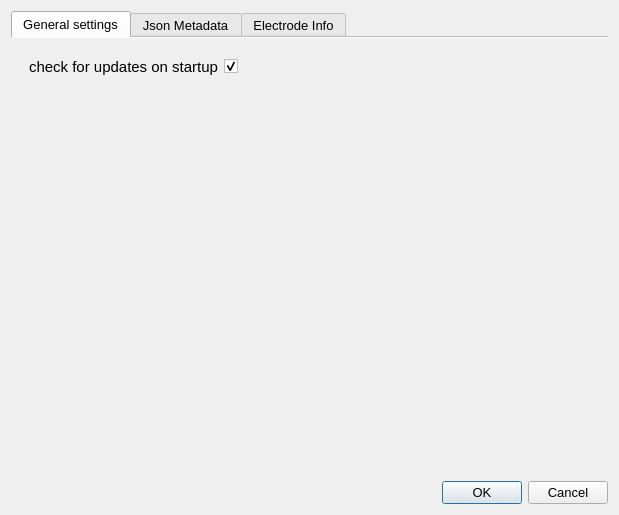
Before: the Qt Designer form widgets/settings_panel.ui in greydongilmore/data2bids, drawn with Qt 5.
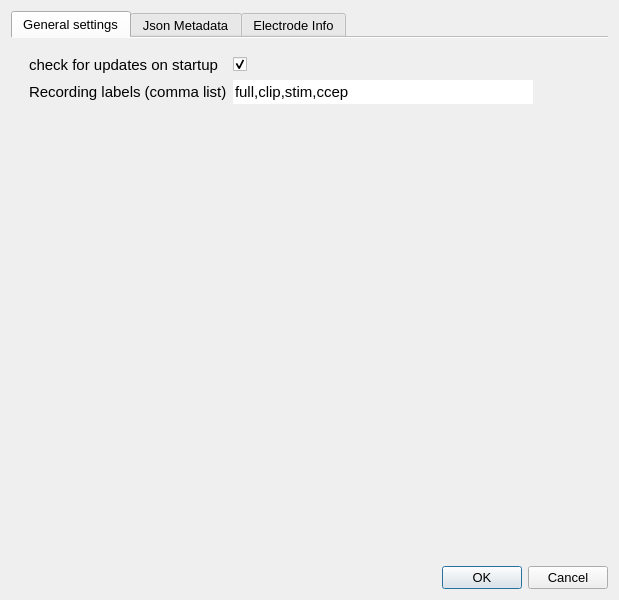
After: the same form once the commit is applied. The open tabs and pages were chosen to show the change.

```diff
--- a/widgets/settings_panel.ui
+++ b/widgets/settings_panel.ui
@@ -7,14 +7,20 @@
     <x>0</x>
     <y>0</y>
     <width>619</width>
-    <height>515</height>
+    <height>600</height>
    </rect>
   </property>
+  <property name="sizePolicy">
+   <sizepolicy hsizetype="MinimumExpanding" vsizetype="MinimumExpanding">
+    <horstretch>0</horstretch>
+    <verstretch>0</verstretch>
+   </sizepolicy>
+  </property>
   <property name="windowTitle">
    <string>Settings</string>
   </property>
-  <layout class="QVBoxLayout" name="verticalLayout_3">
-   <item>
+  <layout class="QGridLayout" name="gridLayout_2">
+   <item row="0" column="0">
     <widget class="QTabWidget" name="tabWidget">
      <property name="font">
       <font>
@@ -32,11 +38,11 @@
       <attribute name="title">
        <string>General settings</string>
       </attribute>
-      <layout class="QGridLayout" name="gridLayout_2">
+      <layout class="QGridLayout" name="gridLayout_3">
        <item row="0" column="0" alignment="Qt::AlignLeft">
         <widget class="QWidget" name="widgetLab_2" native="true">
          <property name="sizePolicy">
-          <sizepolicy hsizetype="Preferred" vsizetype="Fixed">
+          <sizepolicy hsizetype="Fixed" vsizetype="Fixed">
            <horstretch>0</horstretch>
            <verstretch>40</verstretch>
           </sizepolicy>
@@ -44,17 +50,18 @@
          <property name="minimumSize">
           <size>
            <width>0</width>
-           <height>40</height>
+           <height>0</height>
           </size>
          </property>
          <property name="maximumSize">
           <size>
            <width>16777215</width>
-           <height>40</height>
+           <height>16777215</height>
           </size>
          </property>
          <property name="font">
           <font>
+           <family>Arial</family>
            <pointsize>11</pointsize>
           </font>
          </property>
@@ -90,6 +97,61 @@
             </property>
            </widget>
           </item>
+          <item row="1" column="0">
+           <widget class="QLabel" name="checkUpdatesLabel_2">
+            <property name="minimumSize">
+             <size>
+              <width>120</width>
+              <height>0</height>
+             </size>
+            </property>
+            <property name="font">
+             <font>
+              <family>Arial</family>
+              <pointsize>11</pointsize>
+              <weight>50</weight>
+              <bold>false</bold>
+             </font>
+            </property>
+            <property name="text">
+             <string>Recording labels (comma list)</string>
+            </property>
+           </widget>
+          </item>
+          <item row="1" column="1">
+           <widget class="QLineEdit" name="recordingLabels">
+            <property name="sizePolicy">
+             <sizepolicy hsizetype="Preferred" vsizetype="Preferred">
+              <horstretch>0</horstretch>
+              <verstretch>0</verstretch>
+             </sizepolicy>
+            </property>
+            <property name="minimumSize">
+             <size>
+              <width>300</width>
+              <height>0</height>
+             </size>
+            </property>
+            <property name="maximumSize">
+             <size>
+              <width>300</width>
+              <height>16777215</height>
+             </size>
+            </property>
+            <property name="font">
+             <font>
+              <family>Arial</family>
+              <pointsize>11</pointsize>
+             </font>
+            </property>
+            <property name="text">
+             <string>full,clip,stim,ccep</string>
+            </property>
+            <property name="frame">
+             <bool>false</bool>
+            </property>
+           </widget>
+          </item>
          </layout>
         </widget>
        </item>
@@ -98,10 +160,13 @@
          <property name="orientation">
           <enum>Qt::Vertical</enum>
          </property>
+         <property name="sizeType">
+          <enum>QSizePolicy::MinimumExpanding</enum>
+         </property>
          <property name="sizeHint" stdset="0">
           <size>
            <width>20</width>
-           <height>40</height>
+           <height>20</height>
           </size>
          </property>
         </spacer>
@@ -970,7 +1035,7 @@
      </widget>
     </widget>
    </item>
-   <item>
+   <item row="1" column="0">
     <widget class="QDialogButtonBox" name="buttonBoxJson">
      <property name="font">
       <font>
```
Left out of the diff: 2 changed lines with no effect on the pictures.
